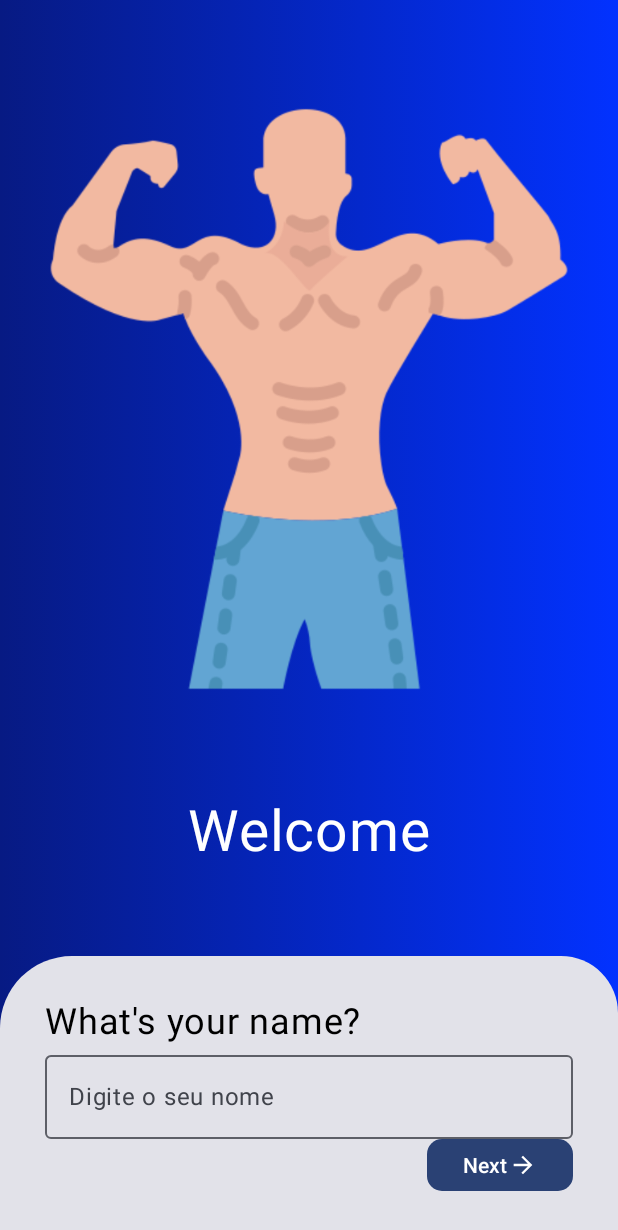
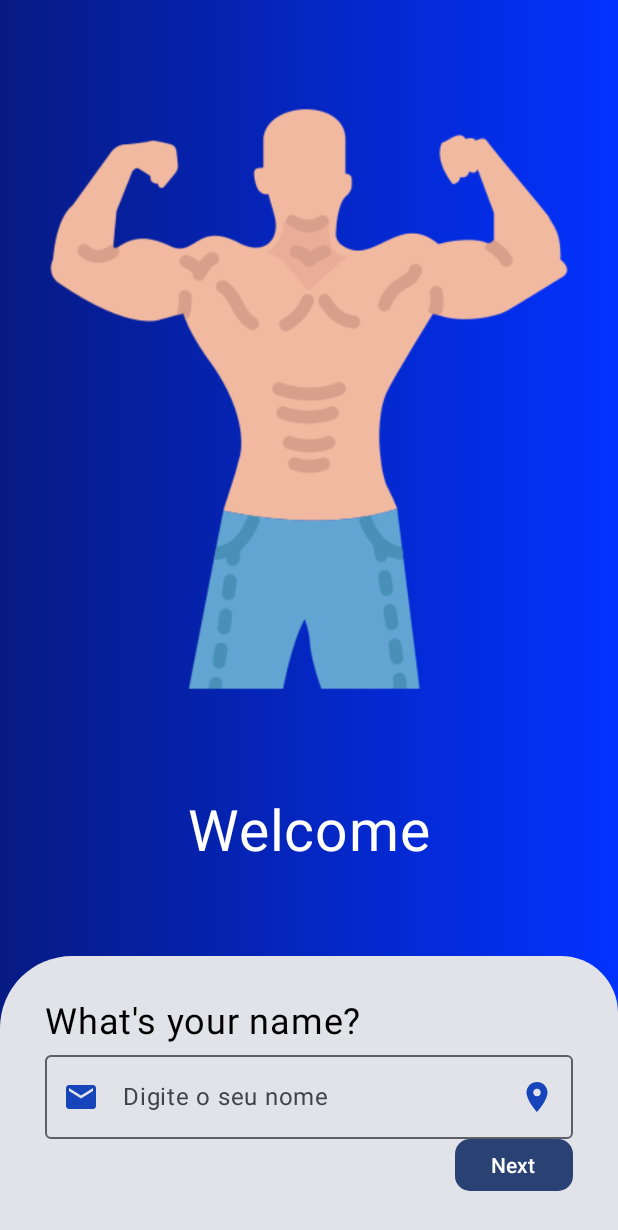
Before and after one commit to kbueno011/IMC-Kotlin, an Android app built with Jetpack Compose: the screen it shows after launch (MainActivity), on a phone screen of 412 x 824 dp. Shown: the top 1230 px of the screen. Run offline under Robolectric (Android 15) with nearby library versions, the phone set to English and light mode, and no system bars.

Commit message:
tela HomeScreen concluida

```diff
--- a/app/src/main/java/br/senai/sp/jandira/bmi/screens/HomeScreen.kt
+++ b/app/src/main/java/br/senai/sp/jandira/bmi/screens/HomeScreen.kt
@@ -9,31 +9,42 @@ import androidx.compose.foundation.layout.fillMaxSize
 import androidx.compose.foundation.layout.fillMaxWidth
 import androidx.compose.foundation.layout.height
 import androidx.compose.foundation.layout.padding
-import androidx.compose.foundation.layout.width
-import androidx.compose.foundation.shape.CircleShape
 import androidx.compose.foundation.shape.RoundedCornerShape
+import androidx.compose.foundation.text.KeyboardOptions
 import androidx.compose.material.icons.Icons
 import androidx.compose.material.icons.filled.ArrowForward
+import androidx.compose.material.icons.filled.Email
+import androidx.compose.material.icons.filled.LocationOn
 import androidx.compose.material3.Button
 import androidx.compose.material3.Card
 import androidx.compose.material3.Icon
 import androidx.compose.material3.OutlinedTextField
 import androidx.compose.material3.Text
 import androidx.compose.runtime.Composable
+import androidx.compose.runtime.mutableStateOf
+import androidx.compose.runtime.remember
 import androidx.compose.ui.Alignment
 import androidx.compose.ui.Modifier
 import androidx.compose.ui.graphics.Brush
 import androidx.compose.ui.graphics.Color
-import androidx.compose.ui.graphics.RectangleShape
 import androidx.compose.ui.res.painterResource
 import androidx.compose.ui.res.stringResource
+import androidx.compose.ui.text.input.KeyboardCapitalization
+import androidx.compose.ui.text.input.KeyboardType
 import androidx.compose.ui.tooling.preview.Preview
 import androidx.compose.ui.unit.dp
 import androidx.compose.ui.unit.sp
 import br.senai.sp.jandira.bmi.R
 
+
+
 @Composable
 fun HomeScreen(modifier: Modifier = Modifier) {
+
+    var nomeState = remember {
+        mutableStateOf(value = "")
+    }
+
     Box(
         modifier = Modifier
             .fillMaxSize()
@@ -95,13 +106,37 @@ fun HomeScreen(modifier: Modifier = Modifier) {
                             color = Color.Black
                         )
                         OutlinedTextField(
-                            value = "",
-                            onValueChange = {},
+                            value = nomeState.value,
+                            onValueChange = {
+
+                                nomeState.value = it
+
+                            },
                             label = {
                                 Text(text = "Digite o seu nome")
                             },
                             modifier = Modifier
-                                .fillMaxWidth()
+                                .fillMaxWidth(),
+                            leadingIcon = {
+                               Icon(
+                                   imageVector = Icons.Default.Email,
+                                   contentDescription = "",
+                                   tint = Color(0xFF1644BB)
+
+                               )
+                            },
+                            trailingIcon = {
+                                Icon(
+                                    imageVector =  Icons.Default.LocationOn,
+                                    contentDescription = "",
+                                    tint = Color(0xFF1644BB)
+                                )
+                            },
+                            keyboardOptions = KeyboardOptions(
+                                keyboardType = KeyboardType.Text,
+                                capitalization = KeyboardCapitalization.Sentences
+                            )
+
                         )
                     }
 
@@ -109,12 +144,10 @@ fun HomeScreen(modifier: Modifier = Modifier) {
                         onClick = {},
                         shape = RoundedCornerShape(10.dp)
 
-                        ) {
+                        )
+                    {
                         Text(text = stringResource(R.string.next))
-                        Icon(
-                            imageVector = Icons.Filled.ArrowForward,
-                            contentDescription = ""
-                        )
+
                     }
                 }
 
--- /dev/null
+++ b/app/src/main/java/br/senai/sp/jandira/bmi/screens/UserScreen.kt
@@ -0,0 +1,18 @@
+package br.senai.sp.jandira.bmi.screens
+
+import androidx.compose.runtime.Composable
+import androidx.compose.ui.Modifier
+import androidx.compose.ui.tooling.preview.Preview
+
+@Composable
+fun UserScreen(modifier: Modifier = Modifier) {
+
+
+
+}
+
+@Preview(showSystemUi = true)
+@Composable
+private fun HomeScreenPreview() {
+    UserScreen()
+}
```
